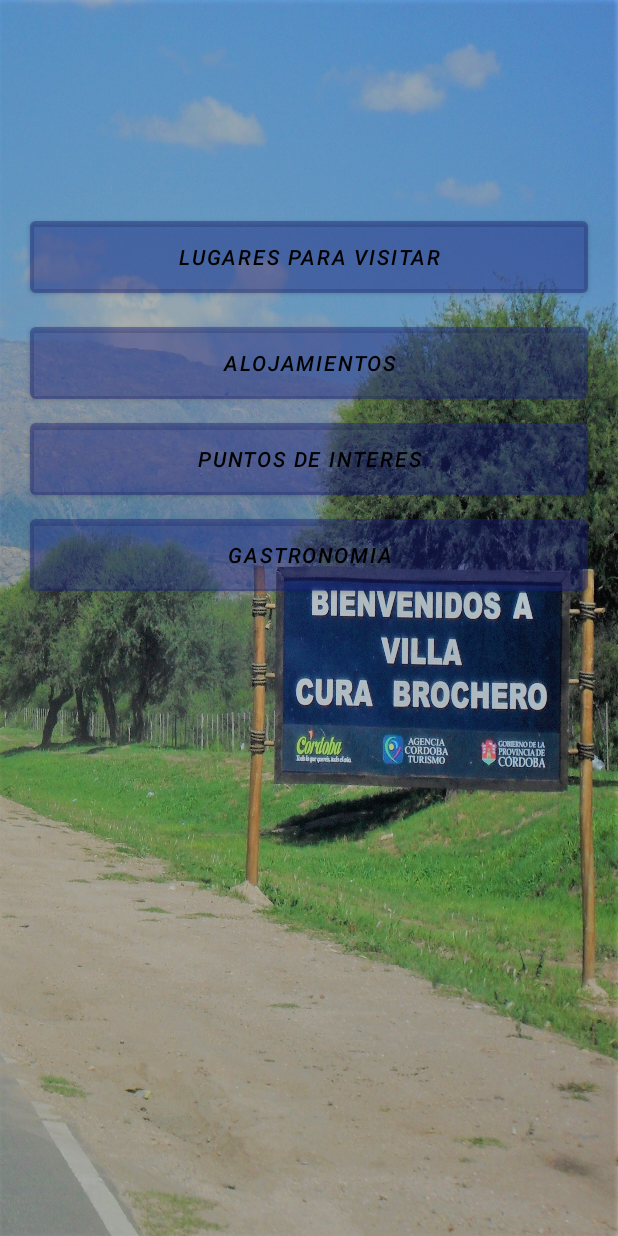
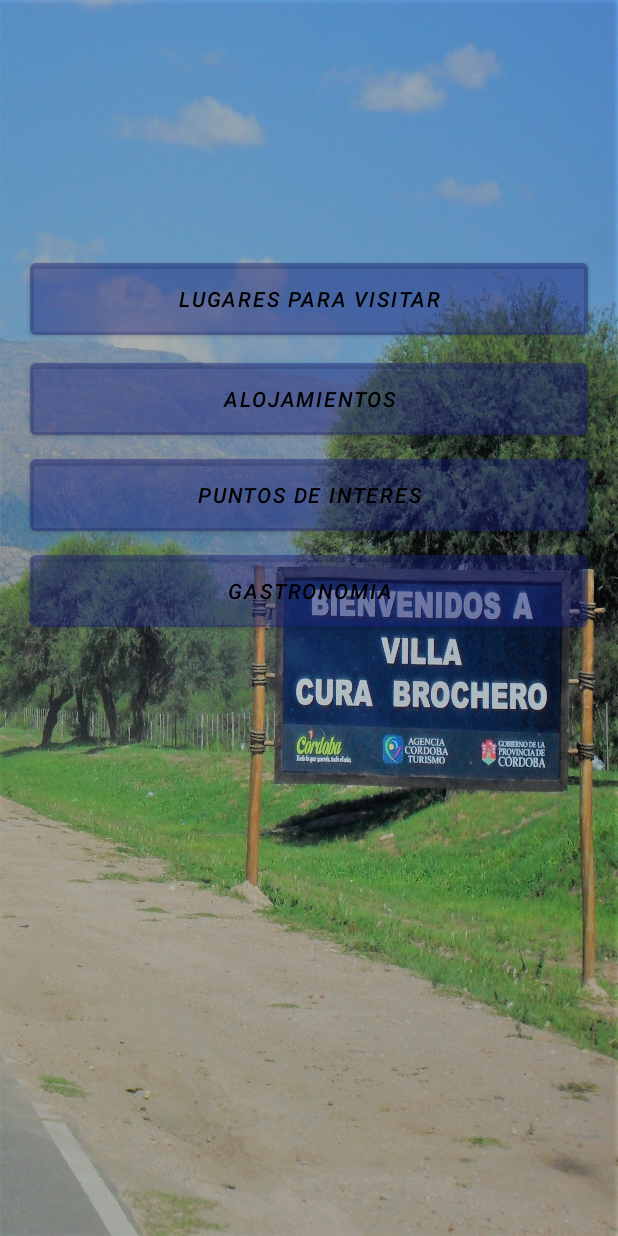
Before and after one commit to EstebanLescano/InfoVCBrochero2.0, an Android app: the HomeActivity screen opened directly, with no data from a screen before it, on a phone screen of 412 x 824 dp. Run offline under Robolectric (Android 15) with nearby library versions, the phone set to English and light mode, and no system bars; our stand-ins replace Firebase (no records; nobody signed in at launch, a user with empty details on screens opened directly).

Commit message:
activity home2

```diff
--- a/app/src/main/java/com/example/infovcbrochero20/HomeActivity.kt
+++ b/app/src/main/java/com/example/infovcbrochero20/HomeActivity.kt
@@ -22,20 +22,20 @@ class HomeActivity : AppCompatActivity() {
         mbinding = ActivityHomeBinding.inflate(layoutInflater)
         setContentView(mbinding.root)
 
-        val bundle = intent.extras
-        val email = bundle?.getString("email")
-        val saludo = ("Hola $email")
-        setup(email?:"", saludo?: "")
+//        val bundle = intent.extras
+//        val email = bundle?.getString("email")
+//        val saludo = ("Hola $email")
+//        setup(email?:"", saludo?: "")
     }
 
-    private fun setup(email: String, saludo: String) {
-        title = "Inicio"
-        mbinding.textViewEmail.text = email
-        mbinding.textViewSaludo.text = saludo
-
-        mbinding.logoutbutton.setOnClickListener {//Logout button
-            FirebaseAuth.getInstance().signOut()
-            onBackPressed()//vuelve a la pantalla anterior
-        }
-    }
+//    private fun setup(email: String, saludo: String) {
+//        title = "Inicio"
+//        mbinding.textViewEmail.text = email
+//        mbinding.textViewSaludo.text = saludo
+//
+//        mbinding.logoutbutton.setOnClickListener {//Logout button
+//            FirebaseAuth.getInstance().signOut()
+//            onBackPressed()//vuelve a la pantalla anterior
+//        }
+//    }
 }
--- a/app/src/main/res/layout/activity_auth.xml
+++ b/app/src/main/res/layout/activity_auth.xml
@@ -70,7 +70,7 @@
                 android:layout_weight="1"
                 android:backgroundTint="@color/colorPrimary"
                 android:text="@string/registrarse"
-                android:textColor="@color/white" />
+               android:textColor="@color/black" />
 
             <Space
                 android:layout_width="5dp"
@@ -83,7 +83,7 @@
                 android:layout_weight="1"
                 android:backgroundTint="@color/colorPrimaryDark"
                 android:text="@string/iniciar_sesion"
-                android:textColor="@color/white" />
+                android:textColor="@color/black" />
 
         </LinearLayout>
     </LinearLayout>
--- a/app/src/main/res/layout/activity_home.xml
+++ b/app/src/main/res/layout/activity_home.xml
@@ -15,11 +15,10 @@
         android:layout_height="60dp"
         android:layout_marginStart="@dimen/browser_actions_context_menu_min_padding"
         android:layout_marginEnd="@dimen/browser_actions_context_menu_min_padding"
-        android:layout_marginBottom="5dp"
+        android:backgroundTint="@color/colorbutton"
         android:text="@string/visitar"
-        android:backgroundTint="@color/colorbutton"
+        android:textColor="@color/black"
         android:textStyle="italic"
-        android:textColor="@color/black"
         app:layout_constraintBottom_toTopOf="@+id/alojamiento"
         app:layout_constraintEnd_toEndOf="parent"
         app:layout_constraintEnd_toStartOf="parent"
@@ -62,11 +61,11 @@
         android:layout_height="60dp"
         android:layout_marginStart="@dimen/browser_actions_context_menu_min_padding"
         android:layout_marginEnd="@dimen/browser_actions_context_menu_min_padding"
-        android:layout_marginBottom="424dp"
+        android:layout_marginBottom="400dp"
+        android:backgroundTint="@color/colorbutton"
         android:text="@string/gastronomia"
-        android:backgroundTint="@color/colorbutton"
+        android:textColor="@color/black"
         android:textStyle="italic"
-        android:textColor="@color/black"
         app:layout_constraintBottom_toBottomOf="parent"
         tools:layout_editor_absoluteX="16dp" />
 
--- a/app/src/main/res/values/themes.xml
+++ b/app/src/main/res/values/themes.xml
@@ -4,7 +4,7 @@
         <!-- Primary brand color. -->
         <item name="colorPrimary">@color/purple_500</item>
         <item name="colorPrimaryVariant">@color/purple_700</item>
-        <item name="colorOnPrimary">@color/white</item>
+        <item name="colorOnPrimary">@color/black</item>
         <!-- Secondary brand color. -->
         <item name="colorSecondary">@color/teal_200</item>
         <item name="colorSecondaryVariant">@color/teal_700</item>
```
